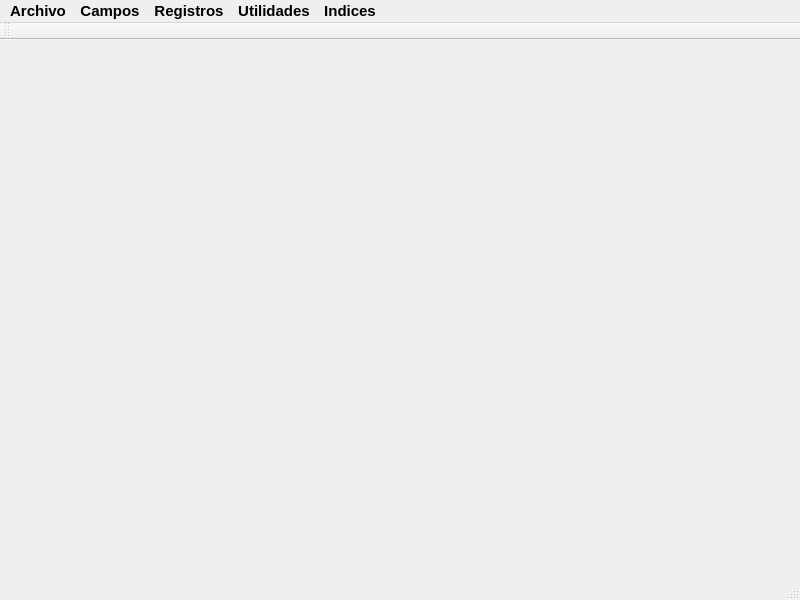
This is mainwindow.ui in Dark1024/Proyecto_Orga as Qt 5 draws it before an edit. The edited form follows.
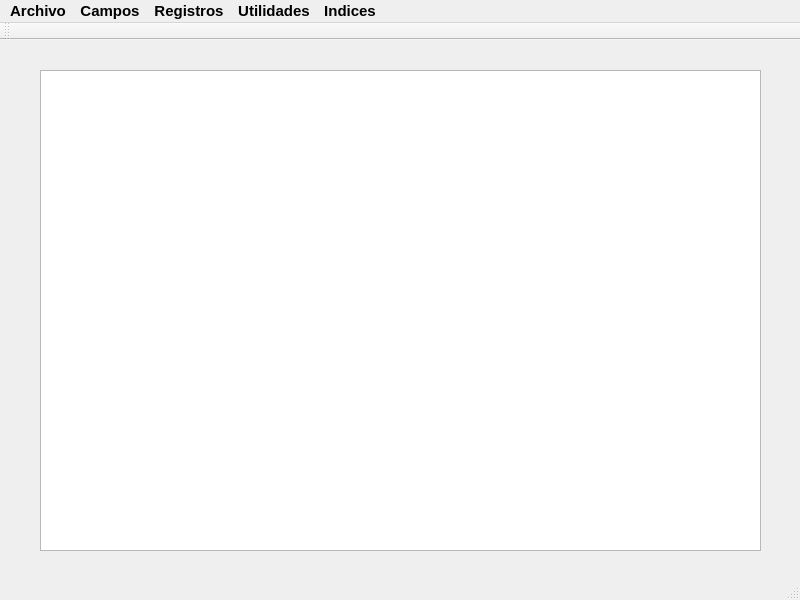
This is the edited form.

Commit message: Finalizado Ventanas estaticas

```diff
--- a/mainwindow.ui
+++ b/mainwindow.ui
@@ -21,7 +21,18 @@
   <property name="windowTitle">
    <string>Access</string>
   </property>
-  <widget class="QWidget" name="centralWidget"/>
+  <widget class="QWidget" name="centralWidget">
+   <widget class="QTableView" name="tbMainWindow">
+    <property name="geometry">
+     <rect>
+      <x>40</x>
+      <y>30</y>
+      <width>721</width>
+      <height>481</height>
+     </rect>
+    </property>
+   </widget>
+  </widget>
   <widget class="QMenuBar" name="menuBar">
    <property name="geometry">
     <rect>
```
The commit also changes 2 other files.
